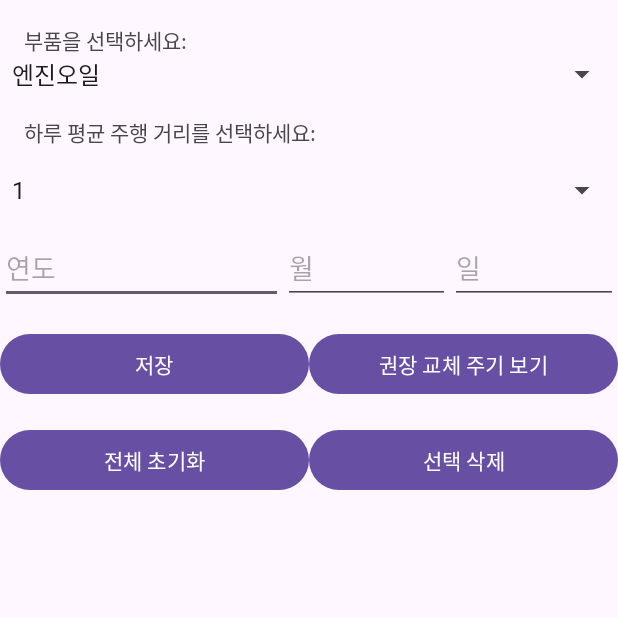
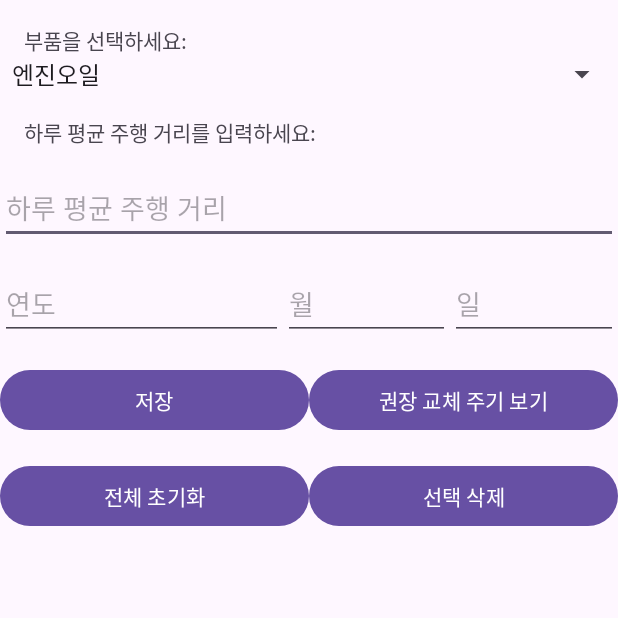
Before and after one commit to theRepetition/car-project_, an Android app: the Distance_cal screen opened directly, with no data from a screen before it, on a phone screen of 412 x 824 dp, the top half of it. Run offline under Robolectric (Android 15) with nearby library versions, the phone set to English and light mode, and no system bars.

```diff
--- a/app/src/main/java/com/example/myapplication/CarPartUtils.java
+++ b/app/src/main/java/com/example/myapplication/CarPartUtils.java
@@ -28,13 +28,13 @@ public class CarPartUtils {
 
                 int recommendedKilometers = getRecommendedReplacementKilometers(recommendedReplacements, partName);// 권장 교체주기(주행거리) 가져오기
                 String a= String.valueOf(recommendedKilometers);
-                Log.d("recommendedKilometers", a);
+
                 long daysUntilNextReplacement = (recommendedKilometers - totalMileageSinceReplacement) / dailyMileage;//다음교체까지 남은 일수 계산
                 String b= String.valueOf(daysUntilNextReplacement);
-                Log.d("daysUntilNextReplacement", b);
+
                 long expectedTime = currentDateObj.getTime() + (daysUntilNextReplacement * 24 * 60 * 60 * 1000L); //예상되는 교체 날짜 계산
                 String c= String.valueOf(expectedTime);
-                Log.d("expectedTime", c);
+
                 return dateFormat.format(new Date(expectedTime));
             }
         } catch (Exception e) {
--- a/app/src/main/java/com/example/myapplication/Distance_cal.java
+++ b/app/src/main/java/com/example/myapplication/Distance_cal.java
@@ -25,7 +25,7 @@ public class Distance_cal extends AppCompatActivity {
     private Button saveButton;
     private DBHelper dbHelper;
     private Spinner partSpinner;
-    private Spinner mileageSpinner;
+    private EditText mileageText;
     private ListView carPartsListView;
     private CarPartsAdapter carPartsAdapter;
     private List<DBHelper.RecommendedReplacement> recommendedReplacements;
@@ -76,7 +76,7 @@ public class Distance_cal extends AppCompatActivity {
         monthEditText = findViewById(R.id.monthEditText);
         dayEditText = findViewById(R.id.dayEditText);
         partSpinner = findViewById(R.id.partSpinner);
-        mileageSpinner = findViewById(R.id.mileageSpinner);
+        mileageText = findViewById(R.id.mileageText);
         saveButton = findViewById(R.id.saveButton);
         carPartsListView = findViewById(R.id.carPartsListView);
 
@@ -90,12 +90,13 @@ public class Distance_cal extends AppCompatActivity {
             partSpinner.setSelection(0);
         }
 
-        // 주행 거리 목록 설정
-        mileageSpinner = findViewById(R.id.mileageSpinner);
-        ArrayAdapter<String> mileageAdapter = new ArrayAdapter<>(this, android.R.layout.simple_spinner_item,
-                new String[]{"1", "20", "50", "100", "150", "200", "500"});
-        mileageAdapter.setDropDownViewResource(android.R.layout.simple_spinner_dropdown_item);
-        mileageSpinner.setAdapter(mileageAdapter);
+        // 주행 거리 설정
+        mileageText = findViewById(R.id.mileageText);
+        String mileageString = mileageText.getText().toString();
+        int mileage = 0;
+        try {
+            mileage = Integer.parseInt(mileageString);
+        } catch (NumberFormatException e){}
         // 나머지 주행 거리 추가
 
         // CarPartsAdapter를 ListView에 연결
@@ -151,7 +152,7 @@ public class Distance_cal extends AppCompatActivity {
 
                     // 데이터베이스 저장 로직 추가
                     String partName = partSpinner.getSelectedItem().toString();
-                    String mileage = mileageSpinner.getSelectedItem().toString();
+                    String mileage = mileageText.getText().toString();
                     long result = dbHelper.insertOrUpdateCarPart(partName, mileage, formattedDate);
 
                     if (result != -1) {
@@ -225,8 +226,7 @@ public class Distance_cal extends AppCompatActivity {
         loadCarPartsData();
 
         // 알림
-        NotificationManager notificationManager = new NotificationManager(this);
-        notificationManager.setupNotifications();
+
     }
 
 
@@ -243,7 +243,7 @@ public class Distance_cal extends AppCompatActivity {
             long daysDifference = (currentDateObj.getTime() - replacementDateObj.getTime()) / (24 * 60 * 60 * 1000);
 
             // 교체 날짜부터 현재까지의 총 주행 거리 계산
-            int totalMileage = Integer.parseInt(mileageSpinner.getSelectedItem().toString()) * (int) daysDifference;
+            int totalMileage = Integer.parseInt(mileageText.getText().toString()) * (int) daysDifference;
 
             return totalMileage;
         } catch (ParseException e) {
--- a/app/src/main/java/com/example/myapplication/NotificationManager.java
+++ b/app/src/main/java/com/example/myapplication/NotificationManager.java
@@ -60,12 +60,12 @@ public class NotificationManager {
 
     public void setupNotifications() {
         // 로그 추가
-        Log.d("NotificationManager", "Setting up notifications");
+
         SharedPreferences prefs = context.getSharedPreferences(NOTIFICATION_PREFS, Context.MODE_PRIVATE);
         List<CarPart> carParts = dbHelper.getAllCarParts();
         String currentDateString = new SimpleDateFormat("yyyyMMdd", Locale.getDefault()).format(new Date());
         recommendedReplacements = dbHelper.getAllRecommendedReplacements();
-        Log.d("asdasdasd", recommendedReplacements.toString());
+
         for (CarPart carPart : carParts) {
             String notificationKey = carPart.getName() + "_notification_sent";
             boolean notificationSent = prefs.getBoolean(notificationKey, false);
@@ -92,25 +92,25 @@ public class NotificationManager {
             Calendar expectedDate = CarPartUtils.convertStringToCalendar(expectedReplacementDate);
             Calendar oneWeekBefore = (Calendar) expectedDate.clone();
             oneWeekBefore.add(Calendar.DAY_OF_YEAR, -7);
-            SimpleDateFormat dateFormat = new SimpleDateFormat("yyyy-MM-dd HH:mm:ss", Locale.getDefault());
+            SimpleDateFormat dateFormat = new SimpleDateFormat("yyyy-MM-dd", Locale.getDefault());
             String dateString = dateFormat.format(expectedDate.getTime());
-            Log.d("asdasdasd", dateString);
+
             if (today.before(oneWeekBefore) && today.before(expectedDate)) {
                 // 교체 예정 날짜가 일주일 남았을 경우
                 scheduleNotification(oneWeekBefore, carPart.getName() + " 교체 예정:"+dateString, "교체 예정일이 일주일 남았습니다.");
-                Log.d("d일주일3", "일주일");
+
                 SharedPreferences.Editor editor = prefs.edit();
                 editor.putBoolean(notificationKey, true);
                 editor.apply();
             } else if (isSameDay(today, expectedDate) || (today.after(expectedDate))) {
                 // 교체 예정 날짜가 이미 지났을 경우
                 scheduleNotification(expectedDate, carPart.getName() + " 교체 예정:"+dateString, "교체 예정일이 지났습니다.");
-                Log.d("지남2", "지남");
+
                 SharedPreferences.Editor editor = prefs.edit();
                 editor.putBoolean(notificationKey, true);
                 editor.apply();
             } else {
-                Log.d("ㅌ", "X");
+
                 return;
             }
         }
--- a/app/src/main/java/com/example/myapplication/splash_activity.java
+++ b/app/src/main/java/com/example/myapplication/splash_activity.java
@@ -18,6 +18,6 @@ public class splash_activity extends AppCompatActivity {
                 startActivity(intent);
                 finish();
             }
-        }, 3000); //스플래시 화면이 지속될 시간 지정
+        }, 1000); //스플래시 화면이 지속될 시간 지정
     }
 }
--- a/app/src/main/res/layout/activity_distance_cal.xml
+++ b/app/src/main/res/layout/activity_distance_cal.xml
@@ -30,16 +30,17 @@
         android:layout_marginStart="16dp"
         android:layout_below="@id/partSpinner"
         android:layout_marginTop="16dp"
-        android:text="하루 평균 주행 거리를 선택하세요:" />
+        android:text="하루 평균 주행 거리를 입력하세요:" />
 
-    <!-- 주행 거리 선택 스피너 -->
-    <Spinner
-        android:id="@+id/mileageSpinner"
+    <!-- 주행 거리 -->
+    <EditText
+        android:id="@+id/mileageText"
         android:layout_width="match_parent"
         android:layout_height="wrap_content"
         android:layout_below="@id/mileageDescriptionTextView"
         android:layout_marginTop="16dp"
-        android:hint="일평균 주행 거리" />
+        android:inputType="number"
+        android:hint="하루 평균 주행 거리" />
 
     <!-- 연, 월, 일 입력을 위한 LinearLayout -->
     <LinearLayout
@@ -47,8 +48,7 @@
         android:layout_width="match_parent"
         android:layout_height="wrap_content"
         android:orientation="horizontal"
-
-        android:layout_below="@id/mileageSpinner"
+        android:layout_below="@id/mileageText"
         android:layout_marginTop="16dp">
 
         <!-- 연도 입력 필드 -->
@@ -57,7 +57,9 @@
             android:layout_width="0dp"
             android:layout_height="wrap_content"
             android:layout_weight="1.7"
+            android:inputType="number"
             android:hint="연도" />
+
 
         <!-- 월 입력 필드 -->
         <EditText
@@ -65,6 +67,7 @@
             android:layout_width="0dp"
             android:layout_height="wrap_content"
             android:layout_weight="1"
+            android:inputType="number"
             android:hint="월" />
 
         <!-- 일 입력 필드 -->
@@ -73,6 +76,7 @@
             android:layout_width="0dp"
             android:layout_height="wrap_content"
             android:layout_weight="1"
+            android:inputType="number"
             android:hint="일" />
     </LinearLayout>
 
```
Also changed, not shown: app/src/main/AndroidManifest.xml (+9 -5 lines), app/src/main/java/com/example/myapplication/MainActivity.java (+8 -0 lines), app/src/main/java/com/example/myapplication/ScheduleCarPartCheck.java (+22 -12 lines), app/src/main/java/com/example/myapplication/Setting.java (added, +22 -0 lines), app/src/main/res/layout/activity_main.xml (+2 -14 lines), app/src/main/res/layout/activity_setting.xml (added, +20 -0 lines).
